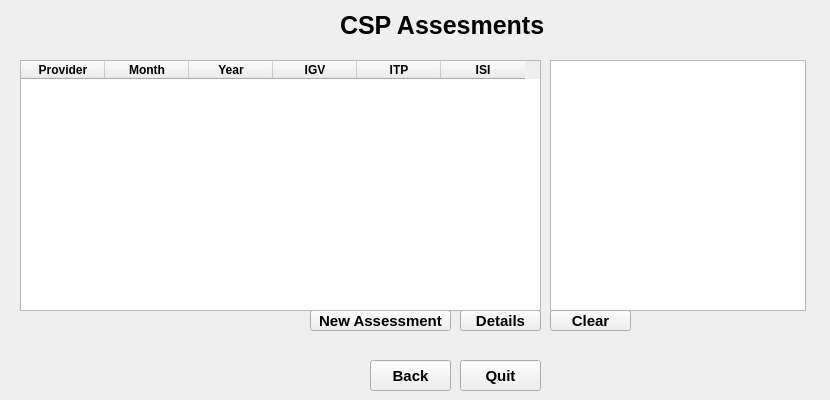
This is ui/StatusAPIUX_avaliador.ui in hugonh/statusapiux-inc as Qt 5 draws it before an edit. The edited form follows.
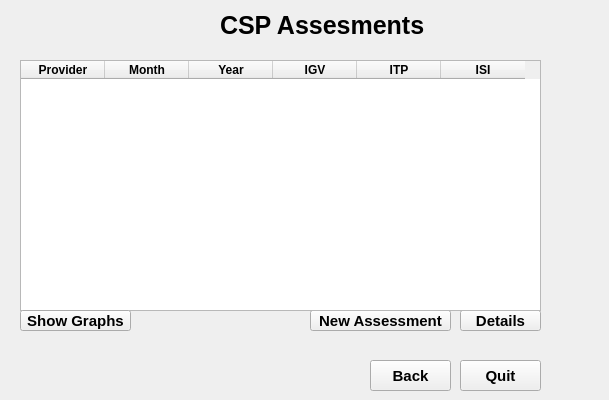
This is the edited form. Custom widgets are drawn as their Qt base class.

Commit message: Change graphs location

What changed in the file:
```diff
--- a/ui/StatusAPIUX_avaliador.ui
+++ b/ui/StatusAPIUX_avaliador.ui
@@ -9,7 +9,7 @@
    <rect>
     <x>0</x>
     <y>0</y>
-    <width>830</width>
+    <width>609</width>
     <height>400</height>
    </rect>
   </property>
@@ -90,7 +90,7 @@
    <widget class="QLabel" name="label_title">
     <property name="geometry">
      <rect>
-      <x>340</x>
+      <x>220</x>
       <y>0</y>
       <width>231</width>
       <height>51</height>
@@ -322,50 +322,15 @@
      <string>Quit</string>
     </property>
    </widget>
-   <widget class="PlotWidget" name="graphicsView">
+   <widget class="QPushButton" name="botao_8">
     <property name="geometry">
      <rect>
-      <x>550</x>
-      <y>60</y>
-      <width>256</width>
-      <height>251</height>
-     </rect>
-    </property>
-    <property name="sizePolicy">
-     <sizepolicy hsizetype="Fixed" vsizetype="Fixed">
-      <horstretch>0</horstretch>
-      <verstretch>0</verstretch>
-     </sizepolicy>
-    </property>
-    <property name="maximumSize">
-     <size>
-      <width>500</width>
-      <height>500</height>
-     </size>
-    </property>
-    <property name="backgroundBrush">
-     <brush brushstyle="SolidPattern">
-      <color alpha="255">
-       <red>255</red>
-       <green>255</green>
-       <blue>255</blue>
-      </color>
-     </brush>
-    </property>
-   </widget>
-   <widget class="QSplitter" name="splitter">
-    <property name="geometry">
-     <rect>
-      <x>550</x>
+      <x>20</x>
       <y>310</y>
-      <width>81</width>
+      <width>111</width>
       <height>21</height>
      </rect>
     </property>
-    <property name="orientation">
-     <enum>Qt::Horizontal</enum>
-    </property>
-    <widget class="QPushButton" name="botao_7">
      <property name="font">
       <font>
        <pointsize>11</pointsize>
@@ -377,9 +342,8 @@
       <string notr="true"/>
      </property>
      <property name="text">
-      <string>Clear</string>
-     </property>
-    </widget>
+     <string>Show Graphs</string>
+    </property>
    </widget>
   </widget>
   <widget class="QMenuBar" name="menubar">
@@ -393,13 +357,6 @@
    </property>
   </widget>
  </widget>
- <customwidgets>
-  <customwidget>
-   <class>PlotWidget</class>
-   <extends>QGraphicsView</extends>
-   <header>pyqtgraph</header>
-  </customwidget>
- </customwidgets>
  <resources/>
  <connections/>
 </ui>
```
Left out of the diff: 2 changed lines with no effect on the pictures. Lines whose indentation alone changed are shown as unchanged.
